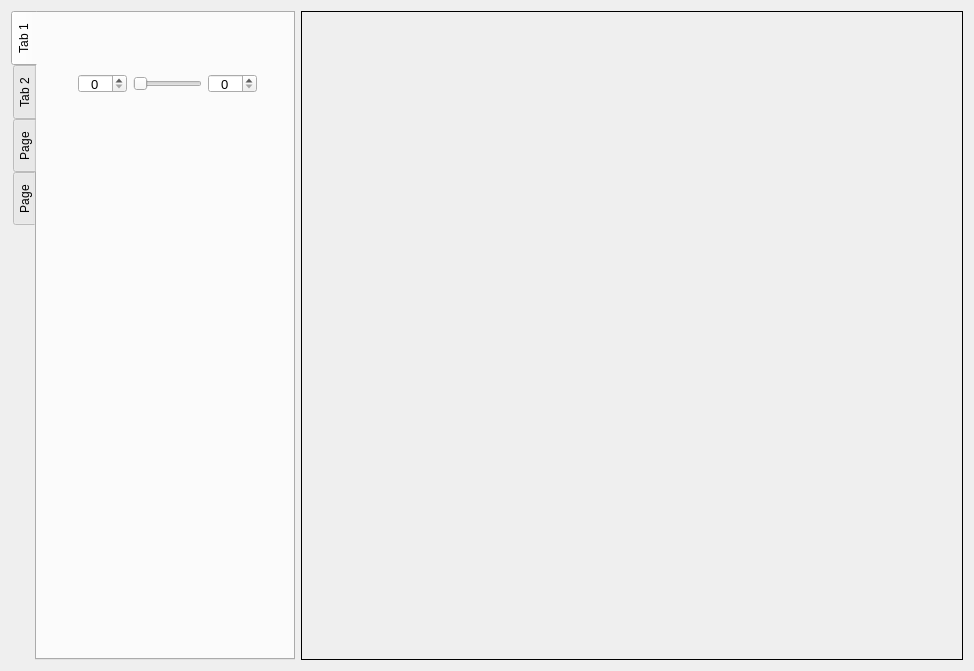
Qt form QT_Mark/ImageProcessInterface.ui (philoasd/QT_Mark_test) before a commit.
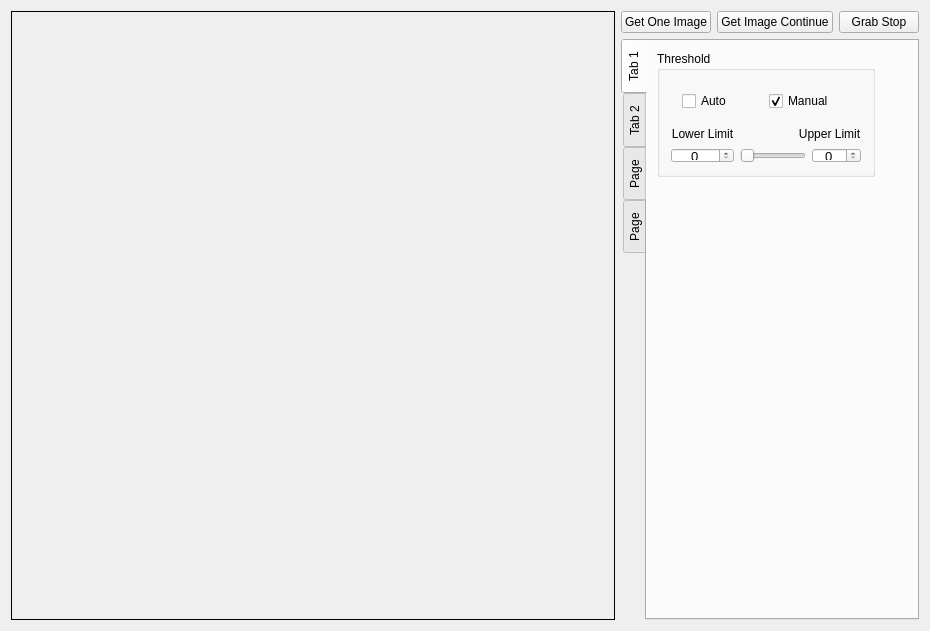
The same form after that commit. Custom widgets are drawn as their Qt base class.

Commit message: #修复了子界面显示图像会改变控件大小的bug

```diff
--- a/QT_Mark/ImageProcessInterface.ui
+++ b/QT_Mark/ImageProcessInterface.ui
@@ -6,16 +6,95 @@
    <rect>
     <x>0</x>
     <y>0</y>
-    <width>974</width>
-    <height>671</height>
+    <width>930</width>
+    <height>631</height>
    </rect>
   </property>
+  <property name="minimumSize">
+   <size>
+    <width>0</width>
+    <height>0</height>
+   </size>
+  </property>
+  <property name="maximumSize">
+   <size>
+    <width>16777215</width>
+    <height>16777215</height>
+   </size>
+  </property>
   <property name="windowTitle">
    <string>Image Process Interface</string>
   </property>
+  <layout class="QHBoxLayout" name="horizontalLayout_6">
+   <item>
+    <layout class="QHBoxLayout" name="horizontalLayout_5" stretch="7,3">
+     <item>
+      <widget class="QFrame" name="frame">
+       <property name="frameShape">
+        <enum>QFrame::Box</enum>
+       </property>
+       <property name="frameShadow">
+        <enum>QFrame::Plain</enum>
+       </property>
   <layout class="QHBoxLayout" name="horizontalLayout_2">
+        <property name="spacing">
+         <number>6</number>
+        </property>
+        <property name="leftMargin">
+         <number>1</number>
+        </property>
+        <property name="topMargin">
+         <number>1</number>
+        </property>
+        <property name="rightMargin">
+         <number>1</number>
+        </property>
+        <property name="bottomMargin">
+         <number>1</number>
+        </property>
    <item>
-    <layout class="QHBoxLayout" name="horizontalLayout" stretch="3,7">
+         <widget class="QLabel" name="label_ImageProcess">
+          <property name="frameShape">
+           <enum>QFrame::NoFrame</enum>
+          </property>
+          <property name="text">
+           <string/>
+          </property>
+          <property name="alignment">
+           <set>Qt::AlignCenter</set>
+          </property>
+         </widget>
+        </item>
+       </layout>
+      </widget>
+     </item>
+     <item>
+      <layout class="QVBoxLayout" name="verticalLayout_2">
+       <item>
+        <layout class="QHBoxLayout" name="horizontalLayout">
+         <item>
+          <widget class="QPushButton" name="pushButton_GetOneImage">
+           <property name="text">
+            <string>Get One Image</string>
+           </property>
+          </widget>
+         </item>
+         <item>
+          <widget class="QPushButton" name="pushButton_GetContinueImage">
+           <property name="text">
+            <string>Get Image Continue</string>
+           </property>
+          </widget>
+         </item>
+         <item>
+          <widget class="QPushButton" name="pushButton_GrabStop">
+           <property name="text">
+            <string>Grab Stop</string>
+           </property>
+          </widget>
+         </item>
+        </layout>
+       </item>
      <item>
       <widget class="QTabWidget" name="tabWidget">
        <property name="layoutDirection">
@@ -31,17 +110,91 @@
         <attribute name="title">
          <string>Tab 1</string>
         </attribute>
-        <widget class="QWidget" name="">
+          <widget class="QGroupBox" name="groupBox">
          <property name="geometry">
           <rect>
-           <x>30</x>
-           <y>50</y>
-           <width>201</width>
-           <height>41</height>
-          </rect>
-         </property>
-         <layout class="QHBoxLayout" name="horizontalLayout_3" stretch="2,0,2">
+             <x>10</x>
+             <y>10</y>
+             <width>218</width>
+             <height>126</height>
+            </rect>
+           </property>
+           <property name="title">
+            <string>Threshold</string>
+           </property>
+           <layout class="QVBoxLayout" name="verticalLayout">
           <item>
+             <widget class="QWidget" name="widget" native="true">
+              <layout class="QHBoxLayout" name="horizontalLayout_4">
+               <item>
+                <layout class="QHBoxLayout" name="horizontalLayout_3">
+                 <item>
+                  <widget class="QCheckBox" name="checkBox_AutoThreshold">
+                   <property name="text">
+                    <string>Auto</string>
+                   </property>
+                   <property name="checked">
+                    <bool>false</bool>
+                   </property>
+                   <property name="autoExclusive">
+                    <bool>true</bool>
+                   </property>
+                  </widget>
+                 </item>
+                 <item>
+                  <widget class="QCheckBox" name="checkBox_ManualThreshold">
+                   <property name="text">
+                    <string>Manual</string>
+                   </property>
+                   <property name="checked">
+                    <bool>true</bool>
+                   </property>
+                   <property name="autoExclusive">
+                    <bool>true</bool>
+                   </property>
+                  </widget>
+                 </item>
+                </layout>
+               </item>
+              </layout>
+             </widget>
+            </item>
+            <item>
+             <layout class="QGridLayout" name="gridLayout">
+              <item row="0" column="0">
+               <widget class="QLabel" name="label">
+                <property name="text">
+                 <string>Lower Limit</string>
+                </property>
+                <property name="alignment">
+                 <set>Qt::AlignCenter</set>
+                </property>
+               </widget>
+              </item>
+              <item row="0" column="1">
+               <spacer name="horizontalSpacer">
+                <property name="orientation">
+                 <enum>Qt::Horizontal</enum>
+                </property>
+                <property name="sizeHint" stdset="0">
+                 <size>
+                  <width>40</width>
+                  <height>20</height>
+                 </size>
+                </property>
+               </spacer>
+              </item>
+              <item row="0" column="2" colspan="2">
+               <widget class="QLabel" name="label_2">
+                <property name="text">
+                 <string>Upper Limit</string>
+                </property>
+                <property name="alignment">
+                 <set>Qt::AlignCenter</set>
+                </property>
+               </widget>
+              </item>
+              <item row="1" column="0">
            <widget class="QSpinBox" name="spinBox_leftThreshold">
             <property name="font">
              <font>
@@ -56,14 +209,14 @@
             </property>
            </widget>
           </item>
-          <item>
+              <item row="1" column="1" colspan="2">
            <widget class="QxtSpanSlider" name="horizontalSlider_Threshold">
             <property name="orientation">
              <enum>Qt::Horizontal</enum>
             </property>
            </widget>
           </item>
-          <item>
+              <item row="1" column="3">
            <widget class="QSpinBox" name="spinBox_rightThreshold">
             <property name="font">
              <font>
@@ -79,6 +232,8 @@
            </widget>
           </item>
          </layout>
+            </item>
+           </layout>
         </widget>
        </widget>
        <widget class="QWidget" name="tab_Calibration">
@@ -98,18 +253,7 @@
        </widget>
       </widget>
      </item>
-     <item>
-      <widget class="QLabel" name="label_Image">
-       <property name="frameShape">
-        <enum>QFrame::Box</enum>
-       </property>
-       <property name="text">
-        <string/>
-       </property>
-       <property name="alignment">
-        <set>Qt::AlignCenter</set>
-       </property>
-      </widget>
+      </layout>
      </item>
     </layout>
    </item>
```
Left out of the diff: 3 changed lines with no effect on the pictures. Lines whose indentation alone changed are shown as unchanged. The commit also changes 6 other files.
